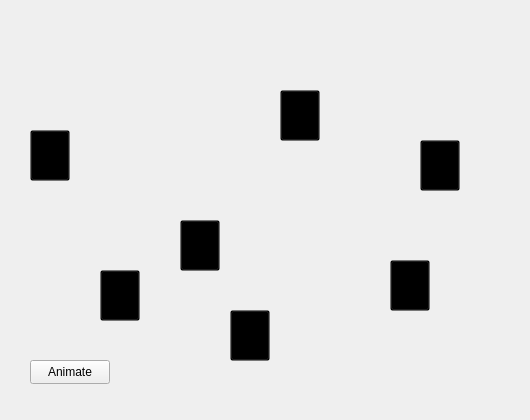
Old version of the form DSFO/graphview.ui in the repository Aleko-Louras/DSFO.
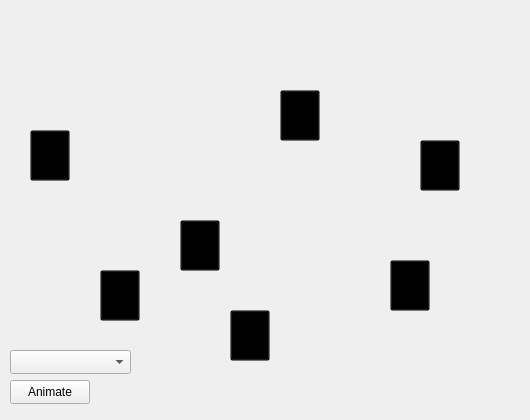
New version of the form. Icons and pictures are not drawn.

Commit message: animation start node can be selected

Diff of the .ui file:
```diff
--- a/DSFO/graphview.ui
+++ b/DSFO/graphview.ui
@@ -238,8 +238,8 @@
   <widget class="QPushButton" name="animationButton">
    <property name="geometry">
     <rect>
-     <x>30</x>
-     <y>360</y>
+     <x>10</x>
+     <y>380</y>
      <width>80</width>
      <height>24</height>
     </rect>
@@ -248,6 +248,16 @@
     <string>Animate</string>
    </property>
   </widget>
+  <widget class="QComboBox" name="animationChooseBox">
+   <property name="geometry">
+    <rect>
+     <x>10</x>
+     <y>350</y>
+     <width>121</width>
+     <height>24</height>
+    </rect>
+   </property>
+  </widget>
  </widget>
  <resources>
   <include location="resources.qrc"/>
```
The commit also changes 2 other files.
